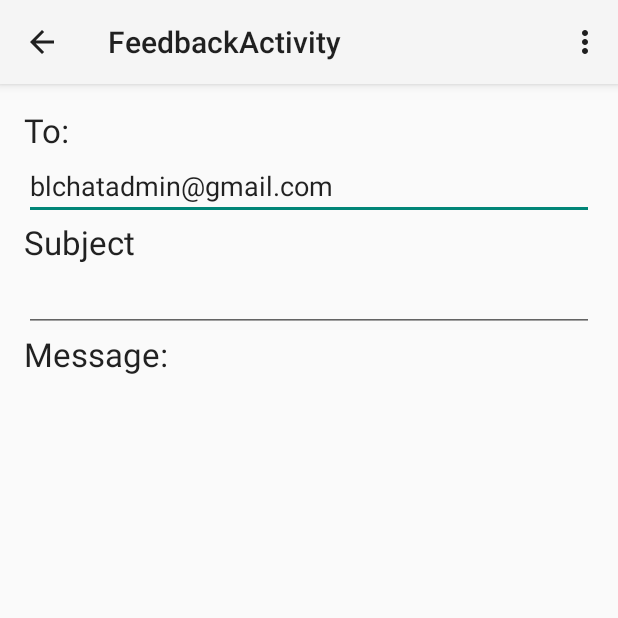
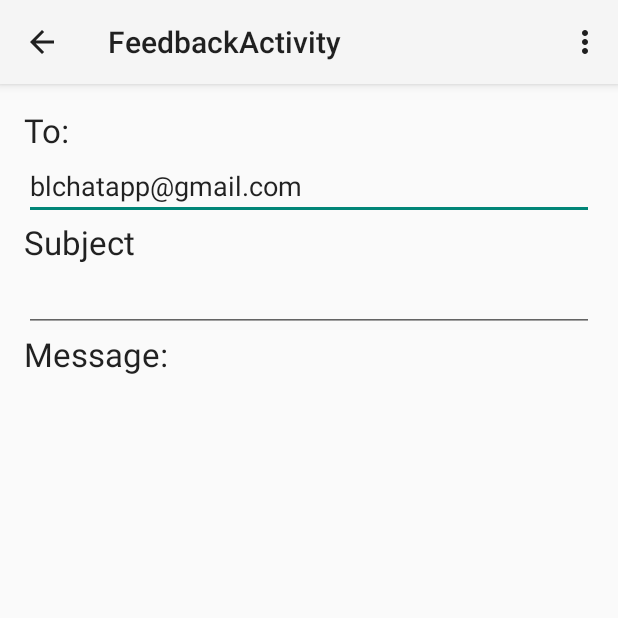
Before and after one commit to NYIT-CSCI455-2015-Spring/BluetoothChat, an Android app: the FeedbackActivity screen opened directly, with no data from a screen before it, on a phone screen of 412 x 824 dp, the top half of it. Run offline under Robolectric (Android 15) with nearby library versions, the phone set to English and light mode, and no system bars.

Commit message:
Changing admin email address

```diff
--- a/Application/src/main/res/values/strings.xml
+++ b/Application/src/main/res/values/strings.xml
@@ -49,7 +49,7 @@
     <string name="welcome_message">Welcome to the Help Page</string>
     <string name="title_activity_feedback">FeedbackActivity</string>
     <string name="to">To:</string>
-    <string name="sendto">blchatadmin@gmail.com</string>
+    <string name="sendto">blchatapp@gmail.com</string>
     <string name="subject">Subject</string>
     <string name="message">Message:</string>
     <string name="sendbutton">Send</string>
```
